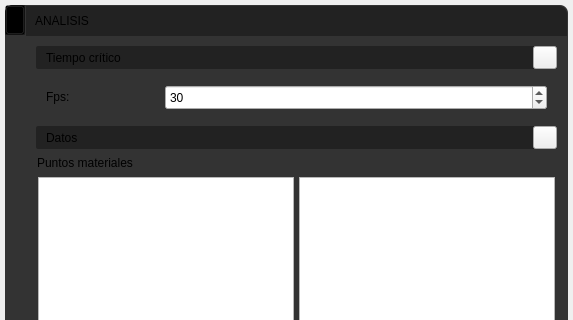
Before: the Qt Designer form app/ui/widget_draw_menu_execute.ui in edwinar13/MPM-UN, drawn with Qt 5; both pictures show x 0 to 573 and y 0 to 320 of the 573 by 829 pixel window.
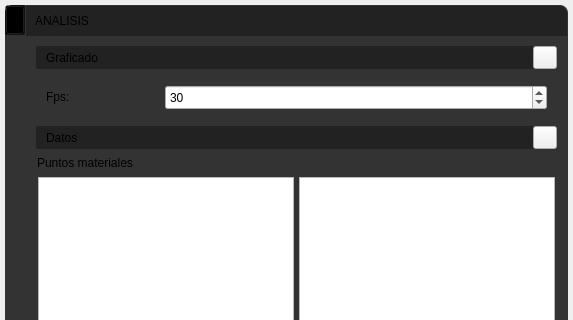
After: the same form once the commit is applied. Icons and pictures are not drawn.

Commit message:
refactor(etapas): limpieza pre-validación, ETAPAS como única fuente de verdad
- Se elimina LoadMode, use_gauss_integration, plasticity_flag global y
  from_legacy_viga/ce; se agrega resume_from_stage.
- Se quita código muerto del ejecutor (initConditionsFromConfig, charge).
- Se borran analysisViga y analysisCapacidadPoratnte (~1100 líneas sin uso)
  y los slots del panel CE/tiempo legacy.
- Panel Ejecutar: se retiran los campos CE y Courant/tiempo/dt; queda fps,
  listas, "Ejecutar etapas" y "Ejecutar". ui_*.py regenerado.

```diff
--- a/app/ui/widget_draw_menu_execute.ui
+++ b/app/ui/widget_draw_menu_execute.ui
@@ -1013,7 +1013,7 @@
                   </size>
                  </property>
                  <property name="text">
-                  <string>Tiempo crítico</string>
+                  <string>Graficado</string>
                  </property>
                  <property name="QLabelStyle" stdset="0">
                   <number>2</number>
```
The commit also changes 1 other file.
